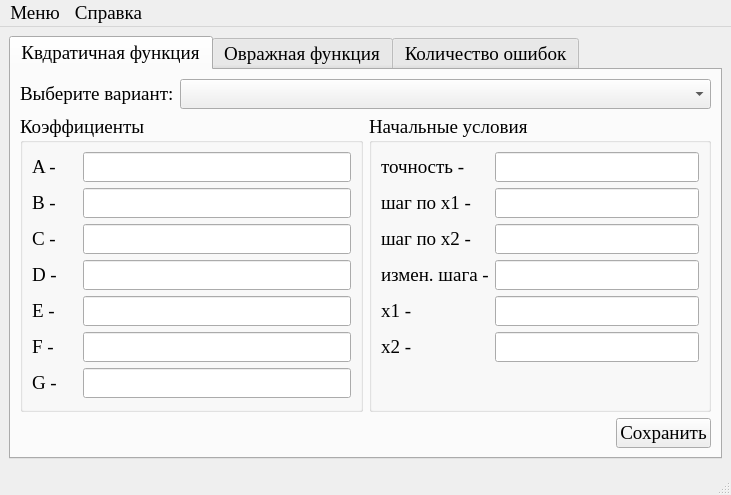
First picture: the form in setvariants/ui/mainwindow.ui, repository Eliminationzx/optimizationmethods, before the edit.
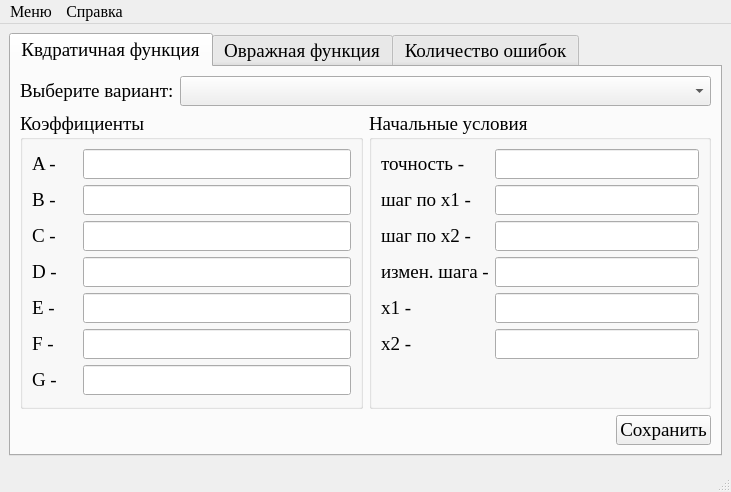
Second picture: the form after the edit. Icons and pictures are not drawn.

Commit message: setvariants: реализовал запись/чтение количества ошибок.

What changed in the file:
```diff
--- a/setvariants/ui/mainwindow.ui
+++ b/setvariants/ui/mainwindow.ui
@@ -7,7 +7,7 @@
     <x>0</x>
     <y>0</y>
     <width>731</width>
-    <height>460</height>
+    <height>467</height>
    </rect>
   </property>
   <property name="maximumSize">
@@ -670,9 +670,15 @@
      <x>0</x>
      <y>0</y>
      <width>731</width>
-     <height>28</height>
+     <height>26</height>
     </rect>
    </property>
+   <property name="font">
+    <font>
+     <family>Times New Roman</family>
+     <pointsize>12</pointsize>
+    </font>
+   </property>
    <widget class="QMenu" name="menu">
     <property name="title">
      <string>Меню</string>
@@ -690,7 +696,14 @@
    <addaction name="menu"/>
    <addaction name="info"/>
   </widget>
-  <widget class="QStatusBar" name="statusbar"/>
+  <widget class="QStatusBar" name="statusbar">
+   <property name="font">
+    <font>
+     <family>Times New Roman</family>
+     <pointsize>14</pointsize>
+    </font>
+   </property>
+  </widget>
   <action name="help">
    <property name="text">
     <string>Справка</string>
```
The commit also changes 2 other files.
